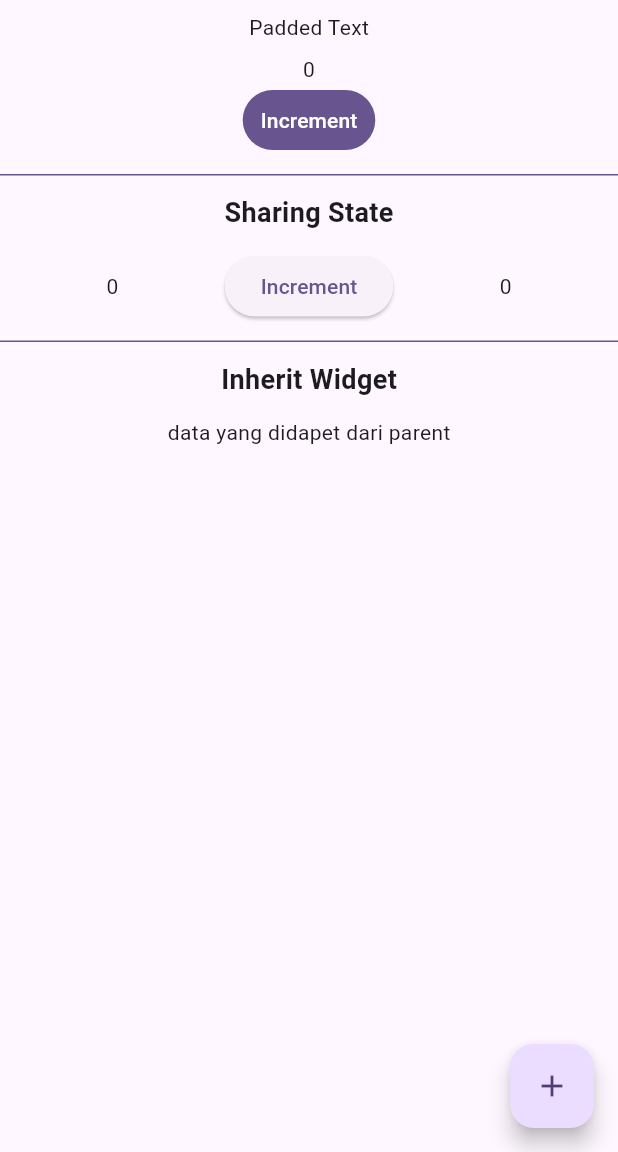
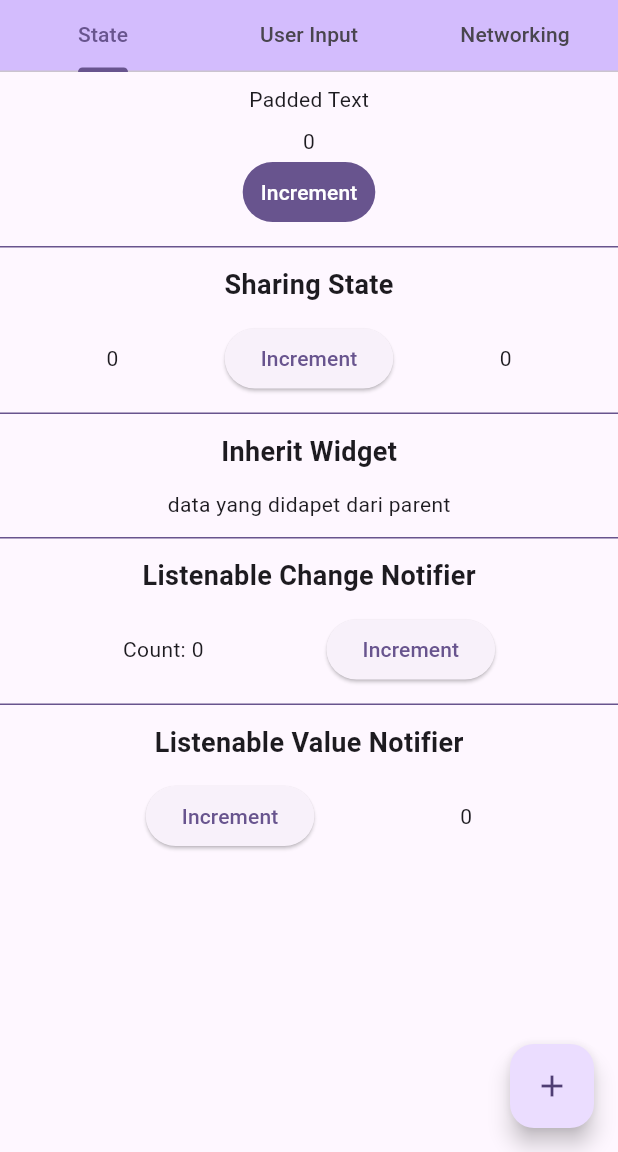
Before and after one commit to edo6661/Flutter_Doc, a Flutter app: the screen it shows after launch, on a phone screen of 412 x 824 dp, the part 84-1236 px from its top. Run offline on Flutter 3.47's test engine with Material 3 defaults, Android fonts, the phone set to English and light mode, and no system bars; our stand-ins replace logger.

Commit message:
feat(xixixi)

```diff
--- a/lib/components/horizontal_divider.dart
+++ b/lib/components/horizontal_divider.dart
@@ -5,6 +5,7 @@ class HorizontalDivider extends StatelessWidget {
 
   @override
   Widget build(BuildContext context) {
+    // ! container ga nge dukung const
     return Container(height: 1, color: Theme.of(context).colorScheme.primary);
   }
 }
--- a/lib/components/inherited_widget_impl.dart
+++ b/lib/components/inherited_widget_impl.dart
@@ -6,6 +6,7 @@ class InheritedWidgetImpl extends StatelessWidget {
 
   @override
   Widget build(BuildContext context) {
-    return Text(InheritWidget.of(context).data);
+    var data = InheritWidget.of(context).data;
+    return Text(data);
   }
 }
--- a/lib/main.dart
+++ b/lib/main.dart
@@ -1,10 +1,6 @@
-import 'package:docs/components/horizontal_divider.dart';
-import 'package:docs/components/inherited_widget_impl.dart';
-import 'package:docs/components/title.dart';
-import 'package:docs/state%20management/1%20stateful_widget.dart';
-import 'package:docs/state%20management/sharing%20state%20betwen%20widgets/1%20widget%20constructor.dart';
-import 'package:docs/state%20management/sharing%20state%20betwen%20widgets/2%20inherited%20widget.dart';
-import 'package:docs/widgets/1%20padded_text_stateless.dart';
+import 'package:docs/screens/root/state_screen.dart';
+import 'package:docs/screens/root/user_input_screen.dart';
+
 import 'package:flutter/material.dart';
 
 void main() {
@@ -28,58 +24,35 @@ class MyApp extends StatelessWidget {
 }
 
 class _MyHomePageState extends State<MyHomePage> {
-  int _counter = 0;
-
   void _incrementCounter() {
-    setState(() {
-      _counter++;
-    });
+    setState(() {});
   }
 
   @override
   Widget build(BuildContext context) {
-    return Scaffold(
+    return DefaultTabController(
+        length: 3,
+        child: Scaffold(
             appBar: AppBar(
               backgroundColor: Theme.of(context).colorScheme.inversePrimary,
               title: Text(widget.title),
+              bottom: const TabBar(tabs: [
+                Tab(text: "State"),
+                Tab(text: "User Input"),
+                Tab(text: "Networking"),
+              ]),
             ),
-        body: Center(
-          child: Column(
-            spacing: 12,
-            children: <Widget>[
-              Column(
-                children: [
-                  const PaddedText(),
-                  const StatefulWidgetImpl(),
-                ],
-              ),
-              // ! container ga nge dukung const
-              HorizontalDivider(),
-              MainTitle(title: "Sharing State"),
-              Row(
-                mainAxisAlignment: MainAxisAlignment.spaceEvenly,
-                crossAxisAlignment: CrossAxisAlignment.center,
-                children: [
-                  WidgetConstructor(count: _counter),
-                  ElevatedButton(
-                      onPressed: _incrementCounter, child: Text("Increment")),
-                  WidgetConstructor(count: _counter),
-                ],
-              ),
-              HorizontalDivider(),
-              MainTitle(title: "Inherit Widget"),
-
-              InheritWidget(
-                  data: "data yang didapet dari parent",
-                  child: const InheritedWidgetImpl()),
-            ],
-          ),
-        ),
+            body: TabBarView(children: [
+              const StateScreen(),
+              // TODO: REPLACE
+              const UserInputScreen(),
+              const Text("USER INPUT"),
+            ]),
             floatingActionButton: FloatingActionButton(
               onPressed: _incrementCounter,
               tooltip: 'Increment',
               child: const Icon(Icons.add),
-        ));
+            )));
   }
 }
 
--- /dev/null
+++ b/lib/screens/root/state_screen.dart
@@ -0,0 +1,84 @@
+import 'package:docs/components/horizontal_divider.dart';
+import 'package:docs/components/inherited_widget_impl.dart';
+import 'package:docs/components/title.dart';
+import 'package:docs/state%20management/1%20stateful_widget.dart';
+import 'package:docs/state%20management/2%20listenable%20change%20notifier.dart';
+import 'package:docs/state%20management/2%20listenable%20value%20notifier.dart';
+import 'package:docs/state%20management/sharing%20state%20betwen%20widgets/1%20widget%20constructor.dart';
+import 'package:docs/state%20management/sharing%20state%20betwen%20widgets/2%20inherited%20widget.dart';
+import 'package:docs/widgets/1%20padded_text_stateless.dart';
+import 'package:flutter/material.dart';
+
+class _StateScreen extends State<StateScreen> {
+  int _counter = 0;
+
+  void _incrementCounter() {
+    setState(() {
+      _counter++;
+    });
+  }
+
+  final ListenableChangeNotifier listenableChangeNotifier =
+      ListenableChangeNotifier();
+  @override
+  Widget build(BuildContext context) {
+    return Center(
+      child: Column(
+        spacing: 12,
+        children: <Widget>[
+          const Column(
+            children: [
+              PaddedText(),
+              StatefulWidgetImpl(),
+            ],
+          ),
+          const HorizontalDivider(),
+          const MainTitle(title: "Sharing State"),
+          Row(
+            mainAxisAlignment: MainAxisAlignment.spaceEvenly,
+            crossAxisAlignment: CrossAxisAlignment.center,
+            children: [
+              WidgetConstructor(count: _counter),
+              ElevatedButton(
+                  onPressed: _incrementCounter, child: Text("Increment")),
+              WidgetConstructor(count: _counter),
+            ],
+          ),
+          const HorizontalDivider(),
+          const MainTitle(title: "Inherit Widget"),
+          const InheritWidget(
+              data: "data yang didapet dari parent",
+              child: InheritedWidgetImpl()),
+          const HorizontalDivider(),
+          const MainTitle(title: "Listenable Change Notifier"),
+          // ! Then pass it to ListenableBuilder to ensure that the subtree returned by the builder function is re-built whenever the ChangeNotifier updates its listeners.
+          ListenableBuilder(
+              listenable: listenableChangeNotifier,
+              builder: (context, child) {
+                return Row(
+                  mainAxisAlignment: MainAxisAlignment.spaceEvenly,
+                  children: [
+                    Text("Count: ${listenableChangeNotifier.count}"),
+                    ElevatedButton(
+                        onPressed: () {
+                          listenableChangeNotifier.increment();
+                        },
+                        child: Text("Increment")),
+                  ],
+                );
+              }),
+          const HorizontalDivider(),
+          const MainTitle(title: "Listenable Value Notifier"),
+          ListenableValueNotifier(),
+        ],
+      ),
+    );
+  }
+}
+
+class StateScreen extends StatefulWidget {
+  const StateScreen({super.key});
+
+  @override
+  State<StateScreen> createState() => _StateScreen();
+}
--- /dev/null
+++ b/lib/screens/root/user_input_screen.dart
@@ -0,0 +1,25 @@
+import 'package:docs/service/logger_service.dart';
+import 'package:flutter/material.dart';
+
+class UserInputScreen extends StatelessWidget {
+  const UserInputScreen({super.key});
+  @override
+  Widget build(BuildContext context) {
+    return Center(
+      child: Column(
+        spacing: 12,
+        children: <Widget>[
+          FilledButton(
+            style: ElevatedButton.styleFrom(
+              textStyle: const TextStyle(fontSize: 20),
+            ),
+            onPressed: () {
+              LogService.d("Button pressed");
+            },
+            child: const Text('Button'),
+          ),
+        ],
+      ),
+    );
+  }
+}
--- /dev/null
+++ b/lib/service/logger_service.dart
@@ -0,0 +1,19 @@
+import 'package:logger/logger.dart';
+
+class LogService {
+  static final Logger logger = Logger(
+    printer: PrettyPrinter(
+      methodCount: 2, // Tampilkan 2 level fungsi pemanggil
+      errorMethodCount: 5, // Tampilkan stack trace hingga 5 level saat error
+      lineLength: 120, // Panjang maksimal log
+      colors: true, // Gunakan warna untuk konsol
+      printEmojis: true, // Tampilkan emoji
+      dateTimeFormat: DateTimeFormat.onlyTime,
+    ),
+  );
+
+  static void d(String message) => logger.d(message);
+  static void i(String message) => logger.i(message);
+  static void w(String message) => logger.w(message);
+  static void e(String message) => logger.e(message);
+}
--- /dev/null
+++ b/lib/state management/2 listenable change notifier.dart
@@ -0,0 +1,11 @@
+import 'package:flutter/material.dart';
+
+class ListenableChangeNotifier extends ChangeNotifier {
+  int _count = 0;
+  int get count => _count;
+
+  void increment() {
+    _count++;
+    notifyListeners();
+  }
+}
--- /dev/null
+++ b/lib/state management/2 listenable value notifier.dart
@@ -0,0 +1,27 @@
+import 'package:flutter/material.dart';
+
+class ListenableValueNotifier extends StatelessWidget {
+  ListenableValueNotifier({super.key});
+  final ValueNotifier<int> counterNotifier = ValueNotifier(0);
+  void increment() {
+    counterNotifier.value++;
+  }
+
+  @override
+  Widget build(BuildContext context) {
+    return Row(
+      mainAxisAlignment: MainAxisAlignment.spaceEvenly,
+      children: [
+        ElevatedButton(
+          onPressed: increment,
+          child: Text('Increment'),
+        ),
+        ValueListenableBuilder(
+            valueListenable: counterNotifier,
+            builder: (context, value, child) {
+              return Text('$value');
+            }),
+      ],
+    );
+  }
+}
--- a/pubspec.yaml
+++ b/pubspec.yaml
@@ -34,6 +34,7 @@ dependencies:
   # The following adds the Cupertino Icons font to your application.
   # Use with the CupertinoIcons class for iOS style icons.
   cupertino_icons: ^1.0.8
+  logger: ^2.5.0
 
 dev_dependencies:
   flutter_test:
```
Also changed, not shown: pubspec.lock. Lines whose indentation alone changed are shown as unchanged.
